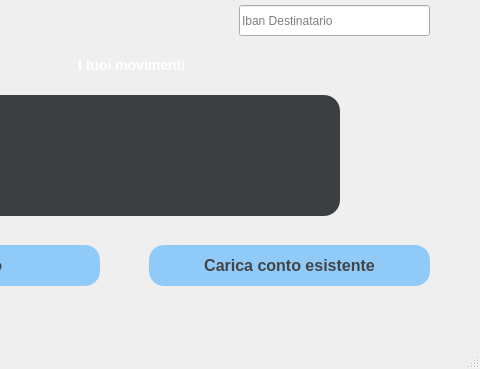
Old version of the form MainWindow.ui in the repository AndreaDiPietro0/BankAccount_DiPietro; both pictures show x 191 to 671 and y 315 to 684 of the 671 by 684 pixel window.
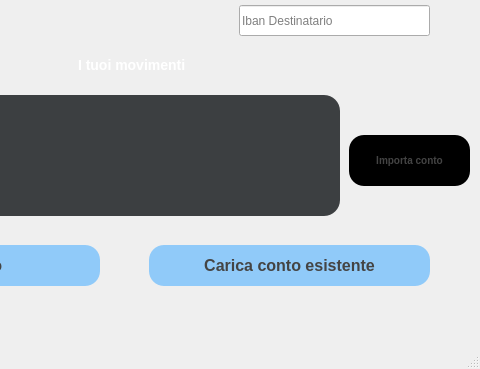
New version of the form.

Commit message: modifiche x iban

```diff
--- a/MainWindow.ui
+++ b/MainWindow.ui
@@ -408,6 +408,43 @@
      <string>Iban Destinatario</string>
     </property>
    </widget>
+   <widget class="QPushButton" name="btnImporta">
+    <property name="geometry">
+     <rect>
+      <x>540</x>
+      <y>450</y>
+      <width>121</width>
+      <height>51</height>
+     </rect>
+    </property>
+    <property name="font">
+     <font>
+      <family>Helvetica</family>
+      <pointsize>-1</pointsize>
+      <bold>true</bold>
+     </font>
+    </property>
+    <property name="styleSheet">
+     <string notr="true">QPushButton {
+    background-color: #000000; /* verde */
+    color: #444444;             
+    border-radius: 15px;       /* bordi arrotondati */
+    padding: 10px 20px;       /* spaziatura interna */
+    font-size: 10px;          
+    font-weight: bold;       
+    border: none;           
+}
+QPushButton:hover {
+    background-color: #66BB6A; /* colore + scuro al passaggio */
+}
+QPushButton:pressed {
+    background-color: #4CAF50; /* Colore ++ scuro se click */
+}</string>
+    </property>
+    <property name="text">
+     <string>Importa conto</string>
+    </property>
+   </widget>
   </widget>
   <widget class="QMenuBar" name="menubar">
    <property name="geometry">
```
The commit also changes 2 other files.
